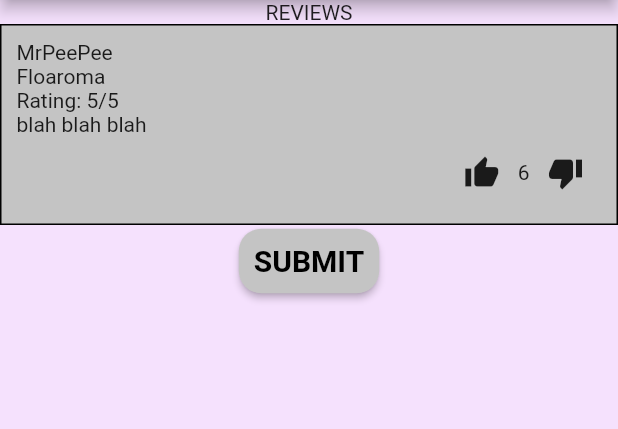
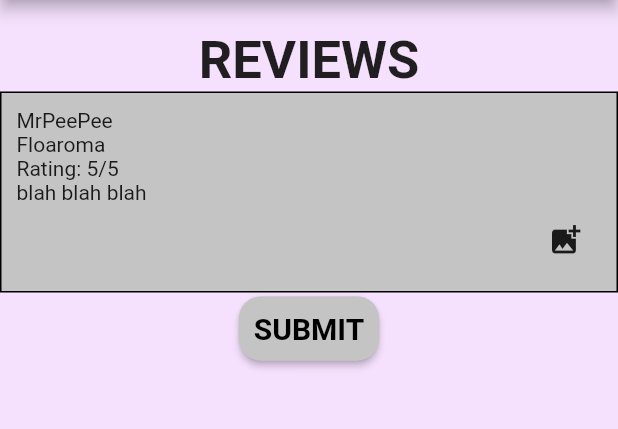
Before and after one commit to nathanjulian/bptest_app, a Flutter app: the NewReviewScreen screen opened by its route, on a phone screen of 412 x 824 dp, the part 84-513 px from its top. Run offline on Flutter 3.47's test engine with Material 2 defaults, Android fonts, the phone set to English and light mode, and no system bars.

Commit message:
new review screen style

```diff
--- a/lib/screens/newReview_screen.dart
+++ b/lib/screens/newReview_screen.dart
@@ -37,9 +37,11 @@ class _NewReviewScreenState extends State<NewReviewScreen> {
         backgroundColor: kSecondaryColor,
       ),
       body: Container(
+        padding: EdgeInsets.symmetric(vertical: 20.0),
         child: Column(
+
           children: [
-            Text('REVIEWS'),
+            Text('REVIEWS', style: kPageHeadingStyle,),
             Container(
               padding: EdgeInsets.all(10.0),
               decoration: BoxDecoration(
@@ -56,9 +58,7 @@ class _NewReviewScreenState extends State<NewReviewScreen> {
                   Row(
                     mainAxisAlignment: MainAxisAlignment.end,
                     children: [
-                      IconButton(icon: Icon(Icons.thumb_up), onPressed: (){}),
-                      Text('6'),
-                      IconButton(icon: Icon(Icons.thumb_down), onPressed: (){}),
+                      IconButton(icon: Icon(Icons.add_photo_alternate), onPressed: (){}),
                     ],
                   ),
                 ],
```
